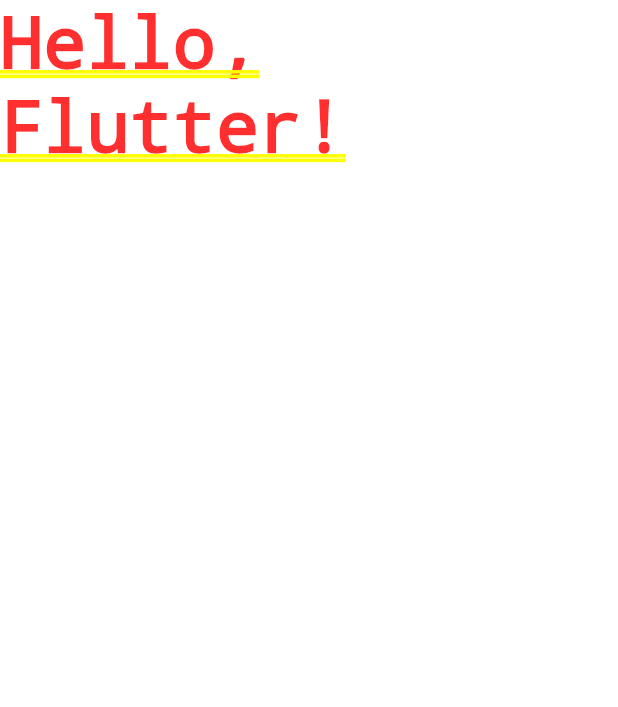
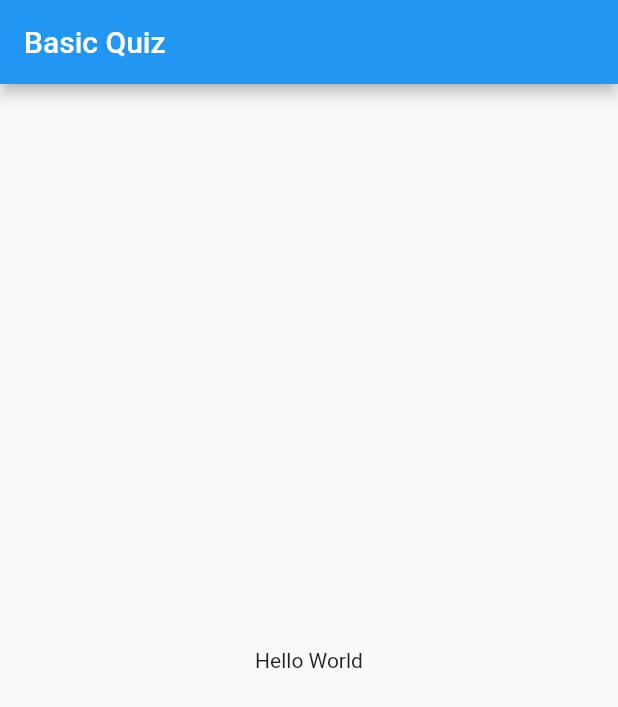
Before and after one commit to elvan/basic_quiz_app_flutter_example, a Flutter app: the screen it shows after launch, on a phone screen of 412 x 824 dp. Shown: the top 707 px of the screen. Run offline on Flutter 3.47's test engine with Material 2 defaults, Android fonts, the phone set to English and light mode, and no system bars.

Commit message:
build a widget tree

```diff
--- a/lib/my_app.dart
+++ b/lib/my_app.dart
@@ -4,11 +4,15 @@ class MyApp extends StatelessWidget {
   @override
   Widget build(BuildContext context) {
     return MaterialApp(
-      title: 'Flutter Demo',
-      theme: ThemeData(
-        primarySwatch: Colors.blue,
+      title: 'Basic Quiz',
+      home: Scaffold(
+        appBar: AppBar(
+          title: Text('Basic Quiz'),
+        ),
+        body: Center(
+          child: Text('Hello World'),
+        ),
       ),
-      home: Text('Hello, Flutter!'),
     );
   }
 }
```
